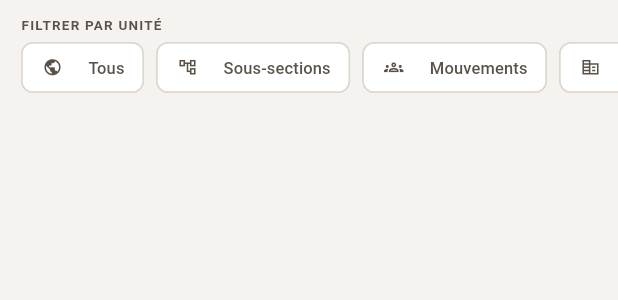
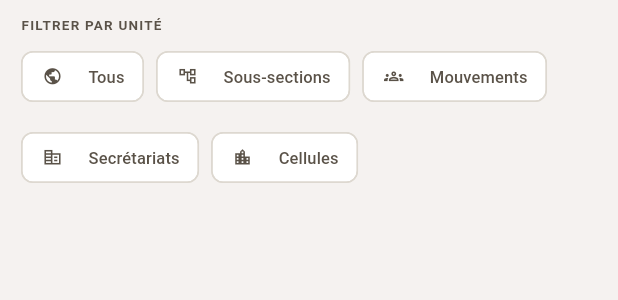
Before and after one commit to mcoly1703/cockpit, a Flutter app: the _FiltreUniteSelector widget shown alone on an empty page, opened directly with empty values, on a phone screen of 412 x 824 dp. Shown: the top 300 px of the screen. Run offline on Flutter 3.47's test engine with Material 3 defaults, Android fonts, the phone set to English and light mode, and no system bars; our stand-ins replace dartz, file_picker, fl_chart, flutter_riverpod, freezed_annotation, go_router and 6 more; missing offline and left inert: dart:js_interop, mobile_scanner; accounts and stored records are empty.

Commit message:
feat(militants): filtre unité 3 niveaux + chips Wrap responsive
- Cascade SS → cellules : sélectionner une sous-section affiche
  ses cellules dans un 3ème niveau de chips
- Filtre liste : sélection SS inclut les militants de la SS
  et de toutes ses cellules ; sélection cellule = filtre exact
- Chips remplacés par Wrap (responsive) : s'adaptent à la
  largeur de fenêtre au lieu d'être coupés en scroll horizontal

Co-Authored-By: Claude Sonnet 4.6 <noreply@anthropic.com>

```diff
--- a/frontend/lib/features/militants/presentation/pages/militants_page.dart
+++ b/frontend/lib/features/militants/presentation/pages/militants_page.dart
@@ -71,12 +71,30 @@ class _PageContenu extends ConsumerStatefulWidget {
 
 class _PageContenuState extends ConsumerState<_PageContenu> {
   String? _filtreUniteType = AppUniteTypes.sousSection;
-  String? _filtreUniteId;
+  String? _filtreSSId;       // unité niveau 2 sélectionnée
+  String? _filtreCelluleId;  // cellule niveau 3 (seulement sous une SS)
 
   bool get _afficherListe =>
       widget.recherche.trim().length >= 2 ||
       widget.filtreStatut != null ||
-      _filtreUniteId != null;
+      _filtreSSId != null;
+
+  List<Militant> _appliquerFiltreUnite(List<Militant> liste) {
+    if (_filtreSSId == null) return liste;
+    if (_filtreCelluleId != null) {
+      return liste.where((m) => m.uniteId == _filtreCelluleId).toList();
+    }
+    if (_filtreUniteType == AppUniteTypes.sousSection) {
+      final ids = {
+        _filtreSSId!,
+        ...widget.unites
+            .where((u) => u.type == AppUniteTypes.cellule && u.parentId == _filtreSSId)
+            .map((u) => u.id),
+      };
+      return liste.where((m) => ids.contains(m.uniteId)).toList();
+    }
+    return liste.where((m) => m.uniteId == _filtreSSId).toList();
+  }
 
   void _snack(BuildContext ctx, String msg, {bool isError = false}) {
     ScaffoldMessenger.of(ctx).showSnackBar(SnackBar(
@@ -91,9 +109,7 @@ class _PageContenuState extends ConsumerState<_PageContenu> {
     final notifier = ref.read(militantsProvider.notifier);
     final filtres  = state.militantsFiltres;
 
-    final filtresAvecUnite = _filtreUniteId == null
-        ? filtres
-        : filtres.where((m) => m.uniteId == _filtreUniteId).toList();
+    final filtresAvecUnite = _appliquerFiltreUnite(filtres);
     final affichage = filtresAvecUnite.take(100).toList();
 
     final statsFiltered = switch (_filtreUniteType) {
@@ -163,21 +179,27 @@ class _PageContenuState extends ConsumerState<_PageContenu> {
             child: _BarreActions(militants: widget.militants, unites: widget.unites),
           ),
 
-          // Sélecteur unité 2 niveaux
+          // Sélecteur unité 3 niveaux
           SliverToBoxAdapter(
             child: _FiltreUniteSelector(
-              filtreType:    _filtreUniteType,
-              filtreUniteId: _filtreUniteId,
-              unites:        widget.unites,
+              filtreType:      _filtreUniteType,
+              filtreSSId:      _filtreSSId,
+              filtreCelluleId: _filtreCelluleId,
+              unites:          widget.unites,
               onTypeChanged: (t) => setState(() {
                 _filtreUniteType = t;
-                _filtreUniteId   = null;
+                _filtreSSId      = null;
+                _filtreCelluleId = null;
               }),
-              onUniteChanged: (id) => setState(() => _filtreUniteId = id),
-            ),
-          ),
-
-          // Stats (filtrées) — toujours visible quand un type est sélectionné
+              onSSChanged: (id) => setState(() {
+                _filtreSSId      = id;
+                _filtreCelluleId = null;
+              }),
+              onCelluleChanged: (id) => setState(() => _filtreCelluleId = id),
+            ),
+          ),
+
+          // Stats (filtrées) — visible quand un type est sélectionné
           if (_filtreUniteType != null)
             SliverToBoxAdapter(
               child: _StatsSousSections(
@@ -1241,36 +1263,48 @@ class _SearchBarState extends State<_SearchBar> {
   }
 }
 
-// ─── Sélecteur unité 2 niveaux ───────────────────────────────────────────────
+// ─── Sélecteur unité 3 niveaux ───────────────────────────────────────────────
 
 class _FiltreUniteSelector extends StatelessWidget {
   const _FiltreUniteSelector({
     required this.filtreType,
-    required this.filtreUniteId,
+    required this.filtreSSId,
+    required this.filtreCelluleId,
     required this.unites,
     required this.onTypeChanged,
-    required this.onUniteChanged,
+    required this.onSSChanged,
+    required this.onCelluleChanged,
   });
-  final String?                       filtreType;
-  final String?                       filtreUniteId;
-  final List<UniteOrganisationnelle>  unites;
-  final void Function(String?)        onTypeChanged;
-  final void Function(String?)        onUniteChanged;
+  final String?                      filtreType;
+  final String?                      filtreSSId;
+  final String?                      filtreCelluleId;
+  final List<UniteOrganisationnelle> unites;
+  final void Function(String?)       onTypeChanged;
+  final void Function(String?)       onSSChanged;
+  final void Function(String?)       onCelluleChanged;
 
   static const _types = [
-    (null,                         'Tous',          Icons.public),
-    (AppUniteTypes.sousSection,    'Sous-sections', Icons.account_tree_outlined),
-    (AppUniteTypes.mouvement,      'Mouvements',    Icons.groups_outlined),
-    (AppUniteTypes.secretariat,    'Secrétariats',  Icons.corporate_fare_outlined),
-    (AppUniteTypes.cellule,        'Cellules',      Icons.location_city_outlined),
+    (null,                      'Tous',          Icons.public),
+    (AppUniteTypes.sousSection, 'Sous-sections', Icons.account_tree_outlined),
+    (AppUniteTypes.mouvement,   'Mouvements',    Icons.groups_outlined),
+    (AppUniteTypes.secretariat, 'Secrétariats',  Icons.corporate_fare_outlined),
+    (AppUniteTypes.cellule,     'Cellules',      Icons.location_city_outlined),
   ];
 
   @override
   Widget build(BuildContext context) {
-    final unitesType = filtreType == null
+    final unitesNiveau2 = filtreType == null
         ? <UniteOrganisationnelle>[]
         : (unites.where((u) => u.type == filtreType).toList()
           ..sort((a, b) => a.nom.compareTo(b.nom)));
+
+    // Cellules appartenant à la SS sélectionnée (niveau 3)
+    final cellulesDeSS = filtreType == AppUniteTypes.sousSection && filtreSSId != null
+        ? (unites
+            .where((u) => u.type == AppUniteTypes.cellule && u.parentId == filtreSSId)
+            .toList()
+          ..sort((a, b) => a.nom.compareTo(b.nom)))
+        : <UniteOrganisationnelle>[];
 
     return Column(
       crossAxisAlignment: CrossAxisAlignment.start,
@@ -1286,16 +1320,14 @@ class _FiltreUniteSelector extends StatelessWidget {
           ),
         ),
 
-        // Niveau 1 — type
-        SizedBox(
-          height: 36,
-          child: ListView.separated(
-            scrollDirection: Axis.horizontal,
-            padding:          const EdgeInsets.symmetric(horizontal: 14),
-            itemCount:        _types.length,
-            separatorBuilder: (_, __) => const SizedBox(width: 8),
-            itemBuilder: (_, i) {
-              final (valeur, label, icone) = _types[i];
+        // Niveau 1 — type (Wrap pour s'adapter à la largeur)
+        Padding(
+          padding: const EdgeInsets.symmetric(horizontal: 14),
+          child: Wrap(
+            spacing: 8,
+            runSpacing: 6,
+            children: _types.map((t) {
+              final (valeur, label, icone) = t;
               final actif = filtreType == valeur;
               return ChoiceChip(
                 avatar: Icon(icone, size: 13,
@@ -1311,63 +1343,114 @@ class _FiltreUniteSelector extends StatelessWidget {
                     color: actif ? AppColors.accent : AppColors.border),
                 padding: const EdgeInsets.symmetric(horizontal: 4),
               );
-            },
+            }).toList(),
           ),
         ),
 
-        // Niveau 2 — unité spécifique
-        if (filtreType != null && unitesType.isNotEmpty) ...[
+        // Niveau 2 — unités du type sélectionné (Wrap responsive)
+        if (filtreType != null && unitesNiveau2.isNotEmpty) ...[
           const SizedBox(height: 6),
-          SizedBox(
-            height: 34,
-            child: ListView.separated(
-              scrollDirection: Axis.horizontal,
-              padding:          const EdgeInsets.symmetric(horizontal: 14),
-              itemCount:        unitesType.length + 1,
-              separatorBuilder: (_, __) => const SizedBox(width: 6),
-              itemBuilder: (_, i) {
-                if (i == 0) {
-                  final actif = filtreUniteId == null;
+          Padding(
+            padding: const EdgeInsets.symmetric(horizontal: 14),
+            child: Wrap(
+              spacing: 6,
+              runSpacing: 6,
+              children: [
+                // Chip "Toutes"
+                ChoiceChip(
+                  label: Text('Toutes', style: TextStyle(
+                      fontSize: 11,
+                      color: filtreSSId == null ? Colors.white : AppColors.text2)),
+                  selected:        filtreSSId == null,
+                  onSelected:      (_) => onSSChanged(null),
+                  selectedColor:   AppColors.primary,
+                  backgroundColor: AppColors.card,
+                  side: BorderSide(
+                      color: filtreSSId == null ? AppColors.primary : AppColors.border),
+                  padding: const EdgeInsets.symmetric(horizontal: 6),
+                ),
+                ...unitesNiveau2.map((u) {
+                  final actif = filtreSSId == u.id;
                   return ChoiceChip(
-                    label: Text('Toutes', style: TextStyle(
+                    label: Text(_labelCourt(u), style: TextStyle(
                         fontSize: 11,
-                        color: actif ? Colors.white : AppColors.text2)),
+                        color: actif ? Colors.white : AppColors.text)),
                     selected:        actif,
-                    onSelected:      (_) => onUniteChanged(null),
+                    onSelected:      (_) => onSSChanged(actif ? null : u.id),
                     selectedColor:   AppColors.primary,
                     backgroundColor: AppColors.card,
                     side: BorderSide(
                         color: actif ? AppColors.primary : AppColors.border),
                     padding: const EdgeInsets.symmetric(horizontal: 6),
                   );
-                }
-                final u     = unitesType[i - 1];
-                final actif = filtreUniteId == u.id;
-                return ChoiceChip(
-                  label: Text(_labelCourt(u), style: TextStyle(
+                }),
+              ],
+            ),
+          ),
+        ],
+
+        // Niveau 3 — cellules de la SS sélectionnée (Wrap responsive)
+        if (cellulesDeSS.isNotEmpty) ...[
+          const SizedBox(height: 6),
+          Padding(
+            padding: const EdgeInsets.fromLTRB(14, 0, 14, 0),
+            child: Text(
+              'CELLULES',
+              style: const TextStyle(
+                  fontSize: 9, fontWeight: FontWeight.w700,
+                  color: AppColors.text2, letterSpacing: 0.8),
+            ),
+          ),
+          const SizedBox(height: 4),
+          Padding(
+            padding: const EdgeInsets.symmetric(horizontal: 14),
+            child: Wrap(
+              spacing: 6,
+              runSpacing: 6,
+              children: [
+                ChoiceChip(
+                  label: Text('Toutes', style: TextStyle(
                       fontSize: 11,
-                      color: actif ? Colors.white : AppColors.text)),
-                  selected:        actif,
-                  onSelected:      (_) => onUniteChanged(actif ? null : u.id),
-                  selectedColor:   AppColors.primary,
+                      color: filtreCelluleId == null ? Colors.white : AppColors.text2)),
+                  selected:        filtreCelluleId == null,
+                  onSelected:      (_) => onCelluleChanged(null),
+                  selectedColor:   AppColors.primary.withValues(alpha: 0.7),
                   backgroundColor: AppColors.card,
                   side: BorderSide(
-                      color: actif ? AppColors.primary : AppColors.border),
+                      color: filtreCelluleId == null
+                          ? AppColors.primary
+                          : AppColors.border),
                   padding: const EdgeInsets.symmetric(horizontal: 6),
-                );
-              },
+                ),
+                ...cellulesDeSS.map((c) {
+                  final actif = filtreCelluleId == c.id;
+                  return ChoiceChip(
+                    label: Text(_labelCourt(c), style: TextStyle(
+                        fontSize: 11,
+                        color: actif ? Colors.white : AppColors.text)),
+                    selected:        actif,
+                    onSelected:      (_) => onCelluleChanged(actif ? null : c.id),
+                    selectedColor:   AppColors.primary,
+                    backgroundColor: AppColors.card,
+                    side: BorderSide(
+                        color: actif ? AppColors.primary : AppColors.border),
+                    padding: const EdgeInsets.symmetric(horizontal: 6),
+                  );
+                }),
+              ],
             ),
           ),
         ],
+
+        const SizedBox(height: 8),
       ],
     );
   }
 
-  // Libellé court : code dept. si dispo (SS-093 → 93), sinon 2 premiers mots
   static String _labelCourt(UniteOrganisationnelle u) {
     if (u.code != null) {
       final suffix = u.code!.split('-').last;
-      return int.tryParse(suffix) != null ? suffix : suffix;
+      return suffix;
     }
     final mots = u.nom.trim().split(RegExp(r'\s+'));
     final label = mots.take(2).join(' ');
```
